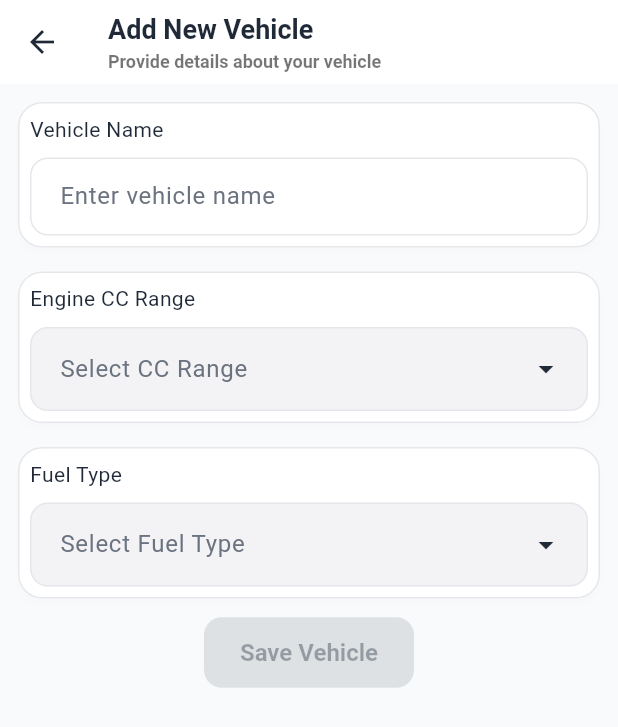
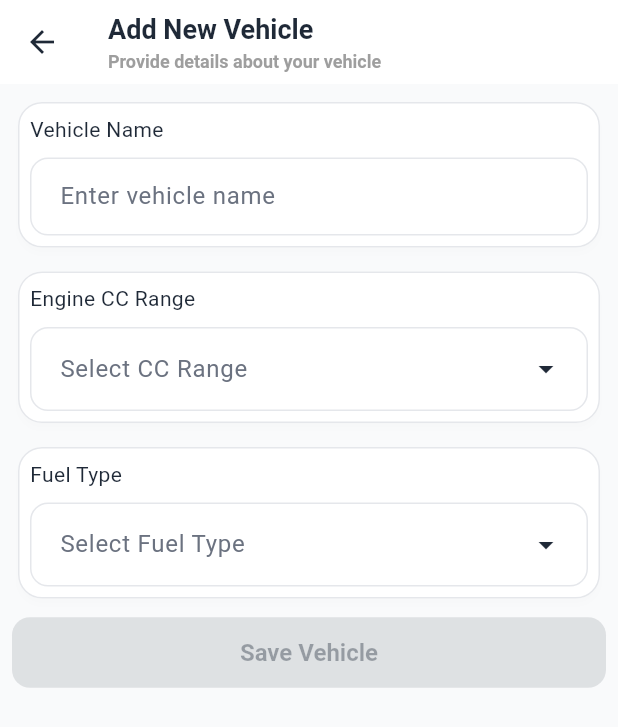
Before and after one commit to Abobakr146/DEPI_GP, a Flutter app: the AddVehiclePage screen opened directly, on a phone screen of 412 x 824 dp. Shown: the top 727 px of the screen. Run offline on Flutter 3.47's test engine with Material 3 defaults, Android fonts, the phone set to English and light mode, and no system bars; our stand-ins replace dartx, dio, flutter_map, geocoding, geolocator, get and 2 more; accounts and stored records are empty.

Commit message:
feat: Update AddVehiclePage UI with improved button layout and text color

```diff
--- a/RouteOptim/lib/add_vehicle_page.dart
+++ b/RouteOptim/lib/add_vehicle_page.dart
@@ -45,7 +45,7 @@ class _AddVehiclePageState extends State<AddVehiclePage> {
             Text("Add New Vehicle"),
             Text(
               "Provide details about your vehicle",
-              style: TextStyle(fontSize: 12.0, color: Colors.black54),
+              style: TextStyle(fontSize: 12.0, color: Colors.grey),
             ),
           ],
         ),
@@ -98,15 +98,6 @@ class _AddVehiclePageState extends State<AddVehiclePage> {
                             maximumSize: WidgetStateProperty.all<Size>(
                               const Size(300, 400),
                             ),
-                            // backgroundColor: WidgetStateProperty.all<Color>(Colors.white10)
-                          ),
-                          inputDecorationTheme: InputDecorationTheme(
-                            filled: true,
-                            fillColor: const Color(0xFFF3F3F5),
-                            border: OutlineInputBorder(
-                              borderRadius: BorderRadius.circular(12),
-                              borderSide: const BorderSide(color: Colors.grey),
-                            ),
                           ),
                           dropdownMenuEntries: const [
                             DropdownMenuEntry(value: 5, label: '500-1000 cc'),
@@ -149,15 +140,6 @@ class _AddVehiclePageState extends State<AddVehiclePage> {
                             maximumSize: WidgetStateProperty.all<Size>(
                               const Size(300, 400),
                             ),
-                            // backgroundColor: WidgetStateProperty.all<Color>(Colors.white10)
-                          ),
-                          inputDecorationTheme: InputDecorationTheme(
-                            filled: true,
-                            fillColor: const Color(0xFFF3F3F5),
-                            border: OutlineInputBorder(
-                              borderRadius: BorderRadius.circular(12),
-                              borderSide: const BorderSide(color: Colors.grey),
-                            ),
                           ),
                           dropdownMenuEntries: const [
                             DropdownMenuEntry(
@@ -178,10 +160,9 @@ class _AddVehiclePageState extends State<AddVehiclePage> {
                   ),
                 ),
                 Obx(() {
-                  return ElevatedButton(
-                      style: ElevatedButton.styleFrom(
-                        iconSize: double.infinity,
-                      ),
+                  return SizedBox(
+                    width: double.infinity,
+                    child: ElevatedButton(
                         onPressed: (!isLoading.value &&
                             !vehicleNameEmpty.value &&
                             consumption.value > 0 &&
@@ -227,6 +208,7 @@ class _AddVehiclePageState extends State<AddVehiclePage> {
                             : const Center(
                             child: CircularProgressIndicator(color: Colors
                                 .white,))
+                    ),
                   );
                 }),
               ],
```
Lines whose indentation alone changed are shown as unchanged.
